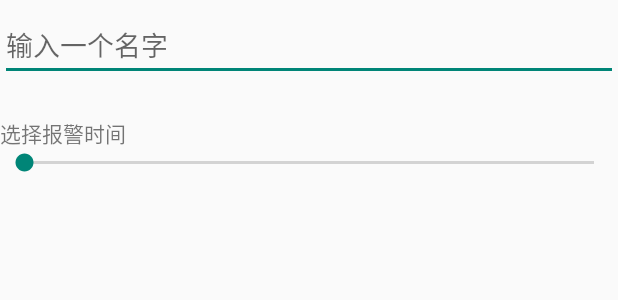
After one commit to jinsen47/MultiFinder, an Android app: the layout dialog_pref.xml on its own in the app's theme, with its tools: preview values and no code run, on a phone screen of 412 x 824 dp. The commit adds this screen. Shown: the top 300 px of the screen. Run offline under Robolectric (Android 15) with nearby library versions, the phone set to English and light mode, and no system bars.

Commit message:
Add dialog to pref devices
Signed-off-by: Jinsen Sheng <jinsen47@gmail.com>

```diff
--- a/app/src/main/AndroidManifest.xml
+++ b/app/src/main/AndroidManifest.xml
@@ -12,7 +12,8 @@
         android:theme="@style/AppTheme" >
         <activity
             android:name=".MainActivity"
-            android:label="@string/app_name" >
+            android:label="@string/app_name"
+            >
             <intent-filter>
                 <action android:name="android.intent.action.MAIN" />
 
@@ -23,7 +24,7 @@
             android:name=".DeviceListActivity"
             android:configChanges="orientation|keyboardHidden"
             android:label="@string/select_device"
-            android:theme="@android:style/Theme.Dialog" />
+            android:theme="@style/Theme.AppCompat.Dialog" />
         <service android:name=".BluetoothLeService" android:enabled="true"/>
 
     </application>
--- /dev/null
+++ b/app/src/main/res/layout/dialog_pref.xml
@@ -0,0 +1,28 @@
+<?xml version="1.0" encoding="utf-8"?>
+<LinearLayout xmlns:android="http://schemas.android.com/apk/res/android"
+    android:orientation="vertical" android:layout_width="match_parent"
+    android:layout_height="match_parent"
+    android:id="@+id/dialog_pref">
+
+    <EditText
+        android:id="@+id/title"
+        android:layout_width="fill_parent"
+        android:layout_height="wrap_content"
+        android:singleLine="true"
+        android:hint="@string/device_title"
+        android:paddingTop="16dp"
+        />
+
+    <TextView
+        android:paddingTop="24dp"
+        android:layout_width="wrap_content"
+        android:layout_height="wrap_content"
+        android:text="@string/device_time"/>
+    <SeekBar
+        android:layout_width="match_parent"
+        android:layout_height="wrap_content"
+        android:id="@+id/seekBar"
+        />
+
+
+</LinearLayout>
--- a/app/src/main/res/values/strings.xml
+++ b/app/src/main/res/values/strings.xml
@@ -19,4 +19,8 @@
     <string name="title_paired_devices">已配对设备</string>
     <string name="title_other_devices">其他可用设备</string>
     <string name="button_scan">寻找周围设备</string>
+
+    <!-- AlertDialog -->
+    <string name="device_title">输入一个名字</string>
+    <string name="device_time">选择报警时间</string>
 </resources>
```
Also changed, not shown: app/src/main/java/com/jinsen/multifinder/DeviceAdapter.java (+25 -3 lines), app/src/main/java/com/jinsen/multifinder/MainActivity.java (+29 -0 lines).
